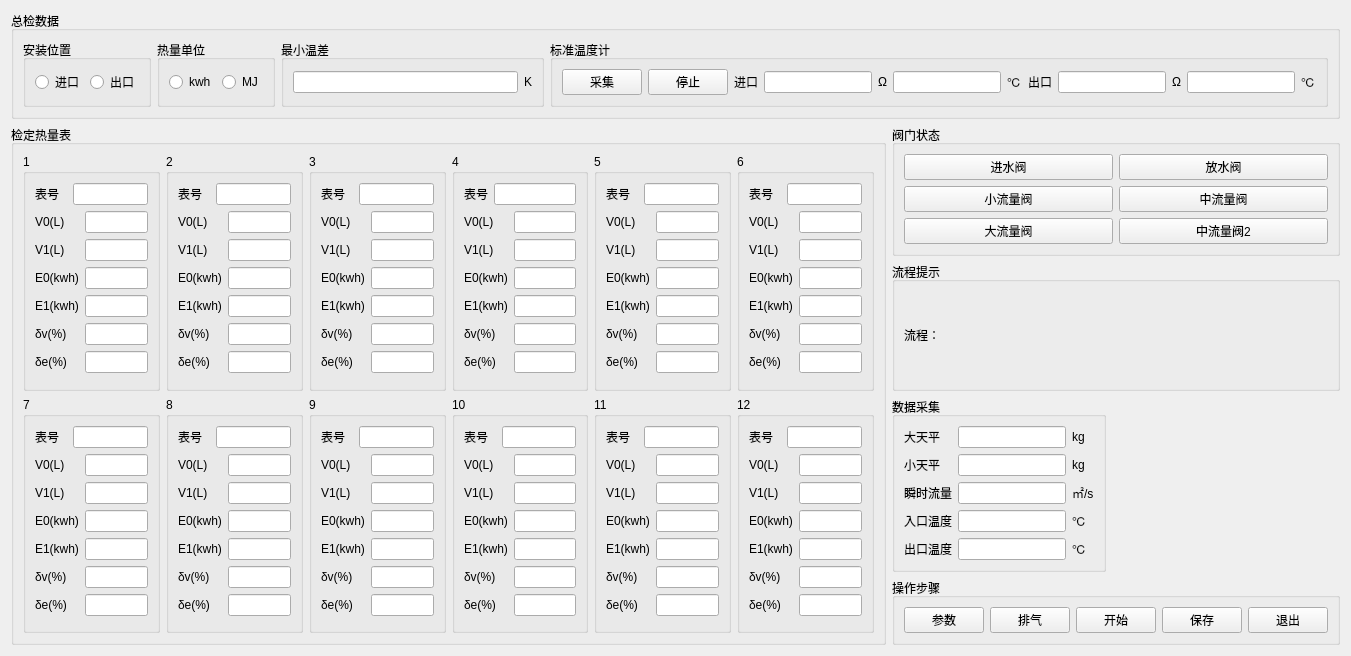
flimmy78/qtverify, file source/qualitydlg/ui/qualitydlg.ui: the form before one commit.
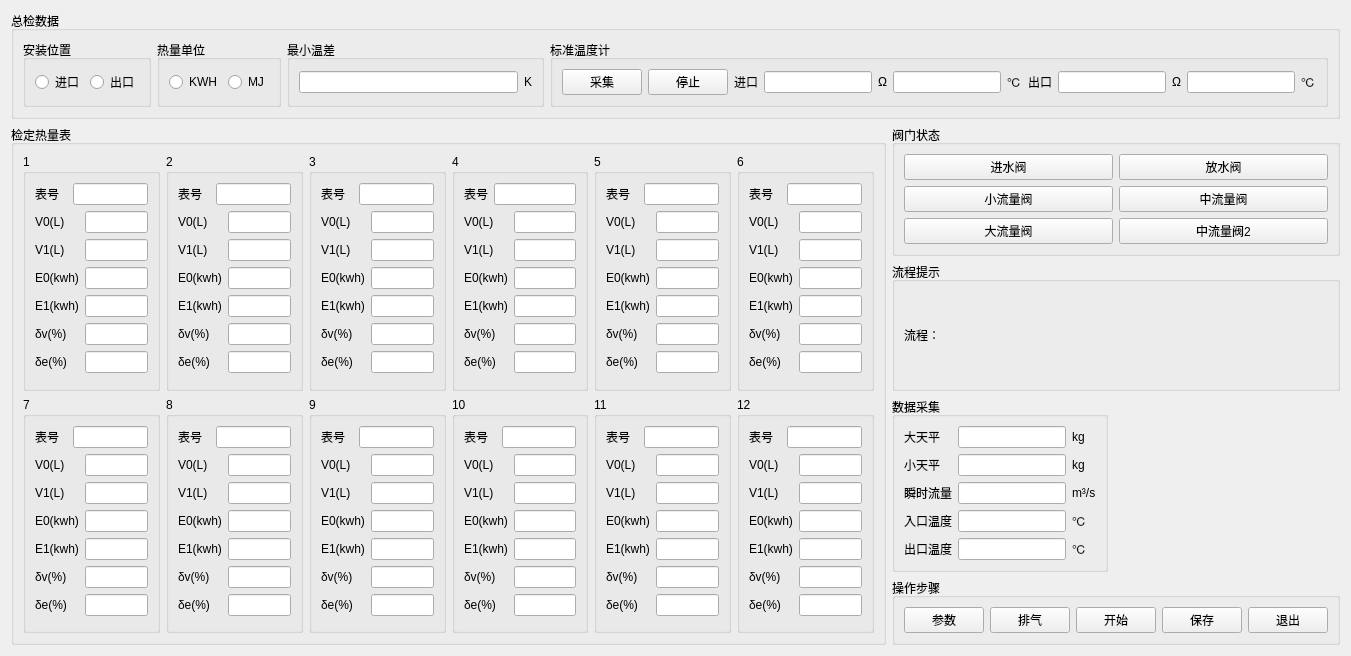
The form after the commit. Custom widgets are drawn as their Qt base class.

What changed in the file:
```diff
--- a/source/qualitydlg/ui/qualitydlg.ui
+++ b/source/qualitydlg/ui/qualitydlg.ui
@@ -58,7 +58,7 @@
          <item row="0" column="0">
           <widget class="QRadioButton" name="radioButton_3">
            <property name="text">
-            <string>kwh</string>
+            <string>KWH</string>
            </property>
           </widget>
          </item>
@@ -1504,7 +1504,7 @@
         <item row="2" column="2">
          <widget class="QLabel" name="label_15">
           <property name="text">
-           <string>㎡/s</string>
+           <string>m³/s</string>
           </property>
          </widget>
         </item>
```
Left out of the diff: 2 changed lines with no effect on the pictures.
